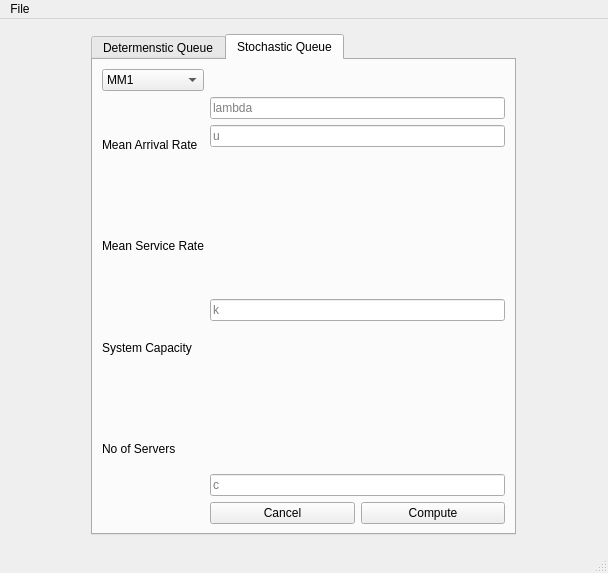
Before: the Qt Designer form views/untitled.ui in abdo-mongy/Queuing-theory-, drawn with Qt 5.
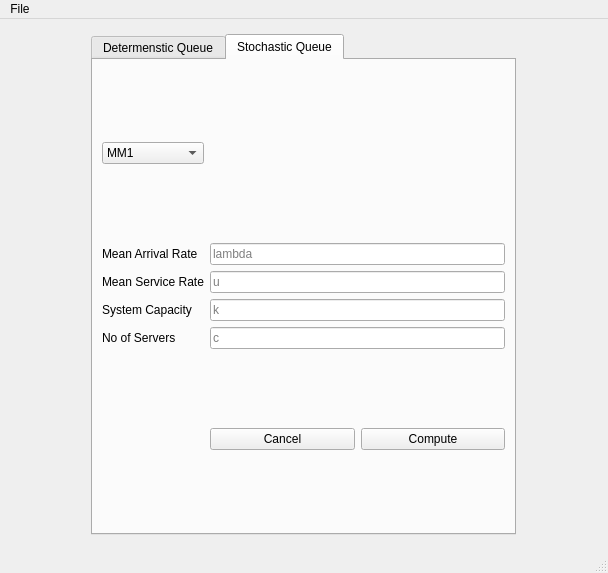
After: the same form once the commit is applied.

Commit message: tm elrasm

```diff
--- a/views/untitled.ui
+++ b/views/untitled.ui
@@ -251,7 +251,7 @@
               </property>
              </widget>
             </item>
-            <item alignment="Qt::AlignVCenter">
+            <item>
              <widget class="QLineEdit" name="system_capacity">
               <property name="placeholderText">
                <string>k</string>
```
Left out of the diff: 36 changed lines with no effect on the pictures.
